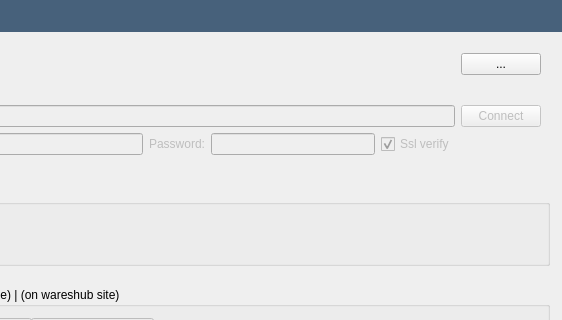
The window that src/openfluid/ui/waresdev/WaresSrcImportDialog.ui (OpenFLUID/openfluid) describes before a commit, drawn with Qt 5; both pictures show x 154 to 716 and y 0 to 320 of the 716 by 593 pixel window.
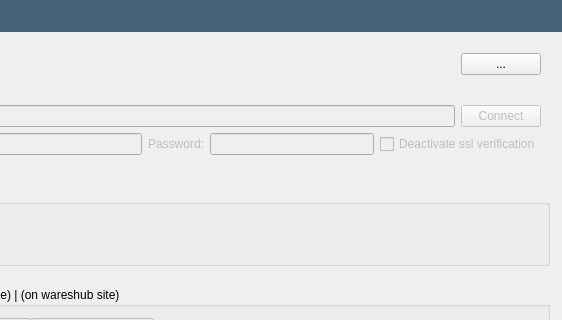
The same window after the commit.

Commit message: Add SslNoVerify parameter to the Preferences

```diff
--- a/src/openfluid/ui/waresdev/WaresSrcImportDialog.ui
+++ b/src/openfluid/ui/waresdev/WaresSrcImportDialog.ui
@@ -206,19 +206,6 @@
             </property>
            </widget>
           </item>
-          <item row="1" column="5">
-           <widget class="QCheckBox" name="SslVerifyCheckBox">
-            <property name="enabled">
-             <bool>false</bool>
-            </property>
-            <property name="text">
-             <string>Ssl verify</string>
-            </property>
-            <property name="checked">
-             <bool>true</bool>
-            </property>
-           </widget>
-          </item>
           <item row="0" column="2" colspan="4">
            <widget class="QLineEdit" name="WareshubUrlLineEdit">
             <property name="enabled">
@@ -229,6 +216,16 @@
             </property>
            </widget>
           </item>
+          <item row="1" column="5" colspan="2">
+           <widget class="QCheckBox" name="SslNoVerifyCheckBox">
+            <property name="enabled">
+             <bool>false</bool>
+            </property>
+            <property name="text">
+             <string>Deactivate ssl verification</string>
+            </property>
+           </widget>
+          </item>
          </layout>
         </item>
        </layout>
```
Left out of the diff: 4 changed lines with no effect on the pictures. The commit also changes 9 other files.
